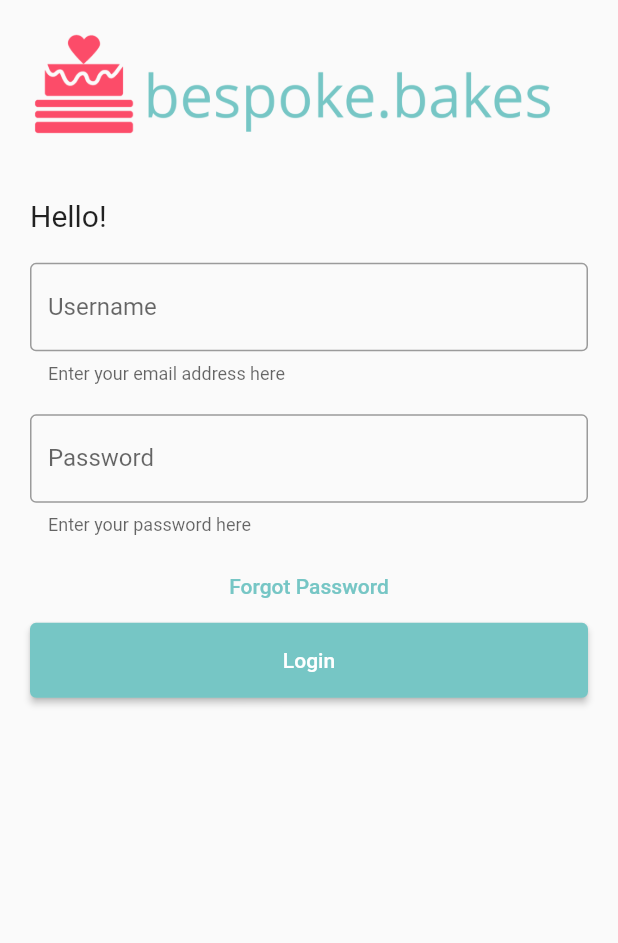
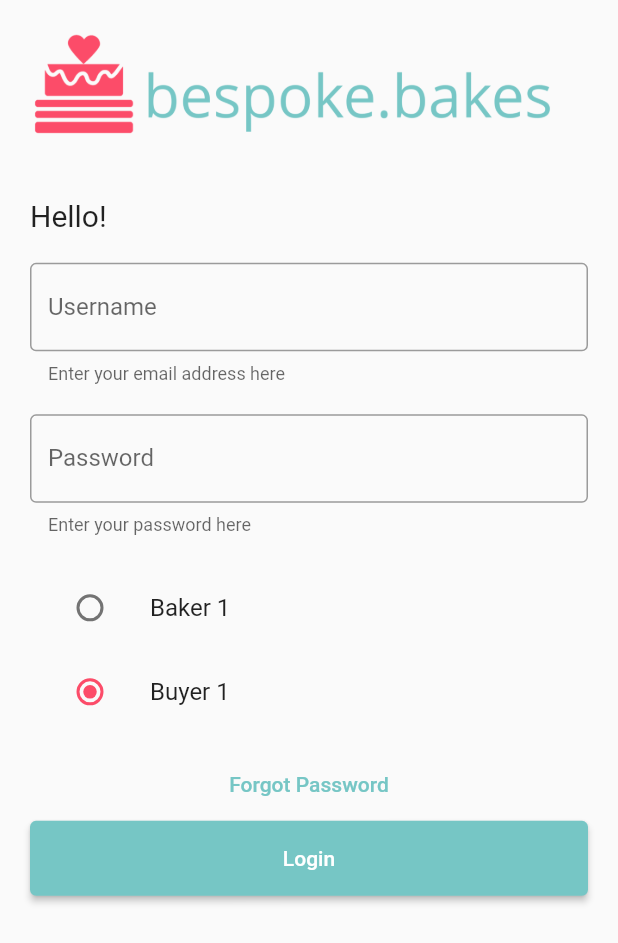
Before and after one commit to kimishasingh/bespoke_bakes, a Flutter app: the screen it shows after launch, on a phone screen of 412 x 824 dp. Shown: the top 943 px of the screen. Run offline on Flutter 3.47's test engine with Material 2 defaults, Android fonts, the light colour scheme and no system bars.

Commit message:
Merged changes

```diff
--- a/lib/login.dart
+++ b/lib/login.dart
@@ -20,7 +20,7 @@ class _LoginPageState extends State<LoginPage> {
     // than having to individually change instances of widgets.
     TextEditingController nameController = TextEditingController();
     TextEditingController passwordController = TextEditingController();
-
+    String role = 'buyer';
     return Padding(
         padding: const EdgeInsets.all(10),
         child: ListView(children: <Widget>[
@@ -56,6 +56,38 @@ class _LoginPageState extends State<LoginPage> {
               ),
             ),
           ),
+           Container(
+            padding: const EdgeInsets.all(10),
+            child: Column(
+              mainAxisAlignment: MainAxisAlignment.start,
+              children: <Widget>[
+                ListTile(
+                  title: const Text('Baker 1'),
+                  leading: Radio(
+                    value: 'baker',
+                    groupValue: role,
+                    onChanged: (value) {
+                      setState(() {
+                        role = value!;
+                      });
+                    },
+                  ),
+                ),
+                ListTile(
+                  title: const Text('Buyer 1'),
+                  leading: Radio(
+                    value: 'buyer',
+                    groupValue: role,
+                    onChanged: (value) {
+                      setState(() {
+                        role = value!;
+                      });
+                    },
+                  ),
+                ),
+              ],
+            ),
+          ),
           TextButton(
             onPressed: () {
               // forgot password screen
@@ -69,7 +101,7 @@ class _LoginPageState extends State<LoginPage> {
               child: const Text('Login'),
               onPressed: () {
                 if (nameController.text == 'admin' &&
-                    passwordController.text == 'password1') {
+                    passwordController.text == 'password1' && role =='buyer') {
                   Navigator.push(
                     context,
                     MaterialPageRoute(
```
